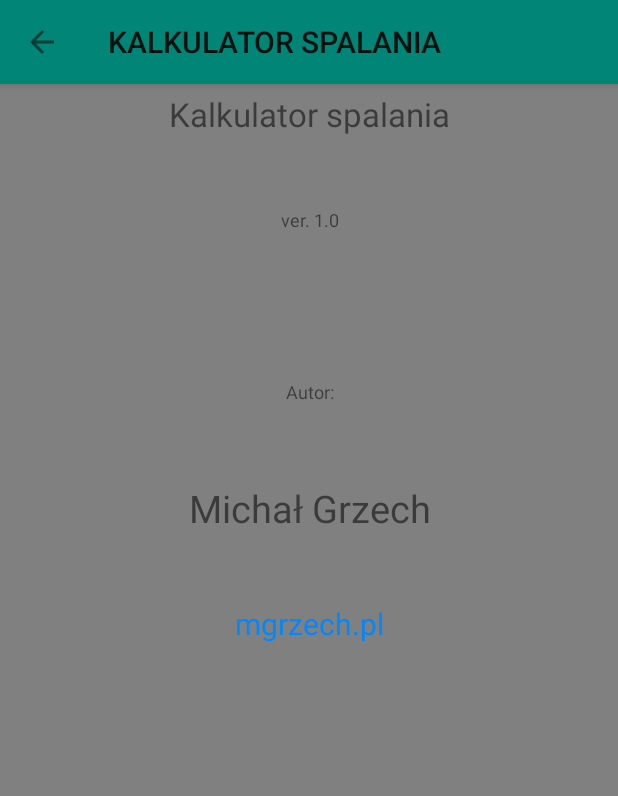
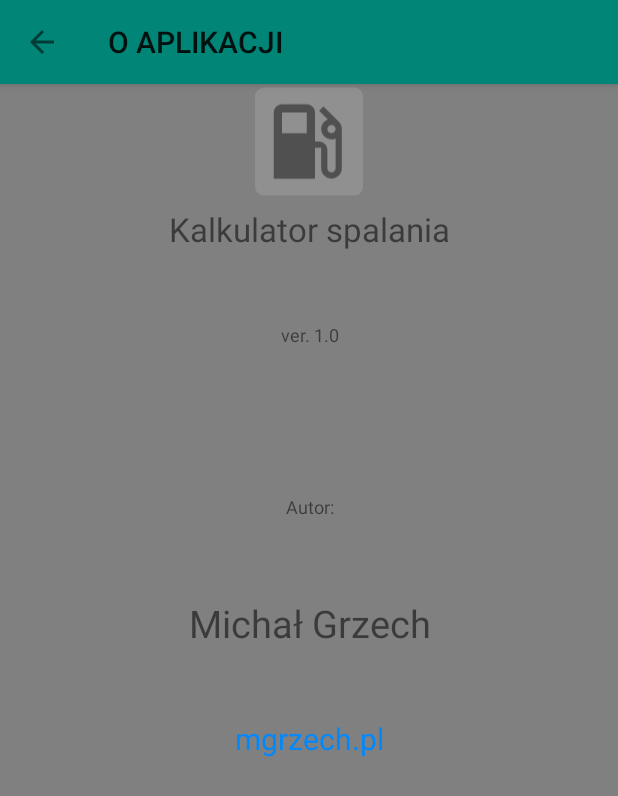
Before and after one commit to MichalG09/CostFuelCalculator, an Android app: the AboutActivity screen opened directly, with no data from a screen before it, on a phone screen of 412 x 824 dp. Shown: the top 796 px of the screen. Run offline under Robolectric (Android 15) with nearby library versions, the phone set to English and light mode, and no system bars.

Commit message:
corrected last small error

```diff
--- a/app/src/main/java/pl/mgrzech/costfuel/activities/AboutActivity.java
+++ b/app/src/main/java/pl/mgrzech/costfuel/activities/AboutActivity.java
@@ -15,17 +15,12 @@ import pl.mgrzech.costfuel.R;
 
 public class AboutActivity extends AppCompatActivity {
 
-    private TextView versionProgram;
-    private TextView nameProgram;
-    private TextView author;
-    private TextView website;
-
     @Override
     protected void onCreate(@Nullable Bundle savedInstanceState) {
         super.onCreate(savedInstanceState);
         setContentView(R.layout.activity_about);
 
-        Toolbar toolbar = (Toolbar) findViewById(R.id.toolbar);
+        Toolbar toolbar = findViewById(R.id.toolbar);
         setSupportActionBar(toolbar);
         if (getSupportActionBar() != null){
             getSupportActionBar().setDisplayHomeAsUpEnabled(true);
@@ -34,25 +29,24 @@ public class AboutActivity extends AppCompatActivity {
 
         String versionName = BuildConfig.VERSION_NAME;
 
-        nameProgram = findViewById(R.id.aboutNameProgram);
-        nameProgram.setText(getResources().getString(R.string.app_name_pl));
+        TextView nameProgram = findViewById(R.id.aboutNameProgram);
+        nameProgram.setText(getString(R.string.app_name_pl));
 
-        versionProgram = findViewById(R.id.aboutVersionProgram);
-        versionProgram.setText("ver. " + versionName);
+        TextView versionProgram = findViewById(R.id.aboutVersionProgram);
+        versionProgram.setText(getString(R.string.about_activit_version) + " " + versionName);
 
-        author = findViewById(R.id.aboutAuthor);
-        author.setText(getResources().getString(R.string.about_activity_author));
+        TextView author = findViewById(R.id.aboutAuthor);
+        author.setText(getString(R.string.about_activity_author));
 
-        website = findViewById(R.id.aboutWebsite);
-        website.setText(getResources().getString(R.string.about_activity_website));
+        TextView website = findViewById(R.id.aboutWebsite);
+        website.setText(getString(R.string.about_activity_website));
 
         website.setOnClickListener(new View.OnClickListener() {
             @Override
             public void onClick(View view) {
-                Intent browserIntent = new Intent(Intent.ACTION_VIEW, Uri.parse(getResources().getString(R.string.about_activity_website_link)));
+                Intent browserIntent = new Intent(Intent.ACTION_VIEW, Uri.parse(getString(R.string.about_activity_website_link)));
                 startActivity(browserIntent);
             }
         });
-
     }
 }
--- a/app/src/main/res/layout/activity_about.xml
+++ b/app/src/main/res/layout/activity_about.xml
@@ -17,8 +17,14 @@
             android:layout_height="?attr/actionBarSize"
             android:background="?attr/colorPrimary"
             android:theme="@style/AppTheme.PopupOverlay" />
+    </com.google.android.material.appbar.AppBarLayout>
 
-    </com.google.android.material.appbar.AppBarLayout>
+    <ImageView
+        android:layout_width="wrap_content"
+        android:layout_height="0dp"
+        android:layout_gravity="center"
+        android:layout_weight="10"
+        android:src="@mipmap/ic_launcher" />
 
     <TextView
         android:id="@+id/aboutNameProgram"
--- a/app/src/main/res/values/strings.xml
+++ b/app/src/main/res/values/strings.xml
@@ -923,7 +923,7 @@
     <string name="all_fuels_adapter_error_during_delete">Błąd przy usuwaniu !</string>
     <string name="all_fuels_adapter_correct_delete">Poprawnie usunięto tankowanie</string>
     <string name="toolbar_instruction">Instrukcja</string>
-    <string name="toolbar_about_app">O Programie</string>
+    <string name="toolbar_about_app">O Aplikacji</string>
     <string name="activity_car_edit_button">Button for start edit car activity</string>
     <string name="car_activity_consumption">Spalanie:</string>
     <string name="car_activity_change_position_fuel_position">button change show value for two position for each type fuel</string>
@@ -942,4 +942,5 @@
     <string name="car_row_button_add_fuel">Button to add fuel from main avtivity</string>
     <string name="fuel_row_button_delete_fuel">fuel_row_button_delete_fuel</string>
     <string name="activity_all_fuels_no_fuels_to_show">Brak tankowań</string>
+    <string name="about_activit_version">ver.</string>
 </resources>
```
Also changed, not shown: app/src/main/AndroidManifest.xml (+29 -13 lines), app/src/main/java/pl/mgrzech/costfuel/activities/AllCarsActivity.java (+0 -10 lines), app/src/main/java/pl/mgrzech/costfuel/activities/InstructionActivity.java (+8 -9 lines), app/src/main/res/layout/activity_add_car.xml (+1 -11 lines), app/src/main/res/layout/activity_add_fuel.xml (+1 -15 lines), app/src/main/res/layout/activity_all_cars.xml (+1 -10 lines).
